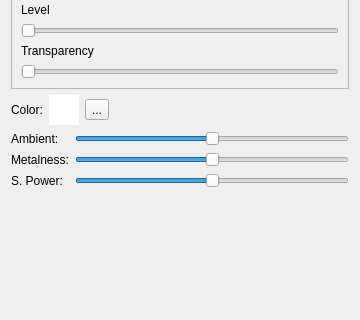
cppd/math, file src/gui/main_window/volume_widget.ui: the form before one commit; both pictures show x 0 to 360 and y 147 to 467 of the 360 by 765 pixel window.
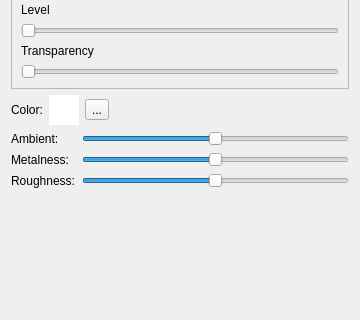
The form after the commit.

What changed in the file:
```diff
--- a/src/gui/main_window/volume_widget.ui
+++ b/src/gui/main_window/volume_widget.ui
@@ -261,7 +261,7 @@
         <string>Specular Power</string>
        </property>
        <property name="text">
-        <string>S. Power:</string>
+        <string>Roughness:</string>
        </property>
       </widget>
      </item>
```
Left out of the diff: 5 changed lines with no effect on the pictures.
